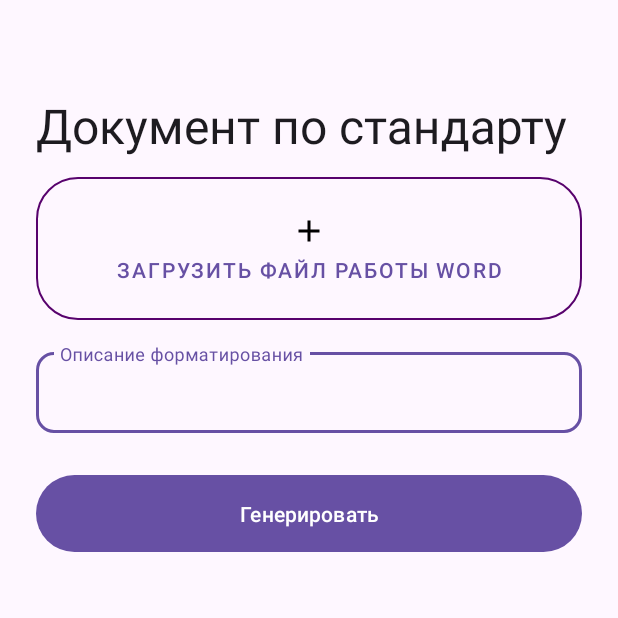
After one commit to hotttabych/IoICUProject, an Android app: the fragment FileCheckerFragment shown on its own in the app's theme, on a phone screen of 412 x 824 dp, the top half of it. The commit adds this screen. Run offline under Robolectric (Android 15) with nearby library versions, the phone set to English and light mode, and no system bars.

Commit message:
Open file Fix

```diff
--- /dev/null
+++ b/app/src/main/java/io/ioi/oio/ui/FileCheckerFragment.kt
@@ -0,0 +1,46 @@
+package io.ioi.oio.ui
+
+import android.net.Uri
+import android.os.Bundle
+import androidx.fragment.app.Fragment
+import android.view.LayoutInflater
+import android.view.View
+import android.view.ViewGroup
+import android.widget.Toast
+import androidx.activity.result.contract.ActivityResultContracts
+import io.ioi.oio.R
+import io.ioi.oio.databinding.FragmentFileCheckerBinding
+
+class FileCheckerFragment : Fragment() {
+    private var _binding: FragmentFileCheckerBinding? = null
+    private val binding get() = _binding!!
+
+    private lateinit var fileUri_word: Uri
+
+    private val getFileLauncher = registerForActivityResult(ActivityResultContracts.GetContent()) { uri: Uri? ->
+        uri?.let {
+            handleFileUpload(it)
+            if(fileUri_word != null){
+                binding.addFileButtonWord.visibility = View.GONE
+                binding.addFileButtonWordReady.visibility = View.VISIBLE
+            }
+        }
+    }
+
+    override fun onCreateView(
+        inflater: LayoutInflater, container: ViewGroup?,
+        savedInstanceState: Bundle?
+    ): View? {
+        _binding = FragmentFileCheckerBinding.inflate(inflater, container, false)
+
+        binding.addFileButtonWord.setOnClickListener {
+            getFileLauncher.launch("word/*")}
+
+        return binding.root
+    }
+
+    private fun handleFileUpload(uri: Uri) {
+        fileUri_word = uri
+        Toast.makeText(requireContext(), "Файл загружен: ${uri.path}", Toast.LENGTH_SHORT).show()
+    }
+}
--- a/app/src/main/java/io/ioi/oio/ui/QuestionPredictorFragment.kt
+++ b/app/src/main/java/io/ioi/oio/ui/QuestionPredictorFragment.kt
@@ -10,14 +10,41 @@ import android.widget.Toast
 import androidx.activity.result.contract.ActivityResultContracts
 import io.ioi.oio.R
 import io.ioi.oio.databinding.FragmentQuestionPredictorBinding
+import java.io.File
 
 class QuestionPredictorFragment : BaseFragment() {
     private var _binding: FragmentQuestionPredictorBinding? = null
     private val binding get() = _binding!!
 
-    private val getFileLauncher = registerForActivityResult(ActivityResultContracts.GetContent()) { uri: Uri? ->
+    private lateinit var fileUri_pdf: Uri
+    private lateinit var fileUri_word: Uri
+    private lateinit var fileUri_pptx: Uri
+
+    private val getFileLauncher1 = registerForActivityResult(ActivityResultContracts.GetContent()) { uri: Uri? ->
         uri?.let {
-            handleFileUpload(it)
+            handleFileUpload1(it)
+            if(fileUri_pdf != null){
+                binding.addFileButtonPdf.visibility = View.GONE
+                binding.addFileButtonPdfReady.visibility = View.VISIBLE
+            }
+        }
+    }
+    private val getFileLauncher2 = registerForActivityResult(ActivityResultContracts.GetContent()) { uri: Uri? ->
+        uri?.let {
+            handleFileUpload2(it)
+            if(fileUri_word != null){
+                binding.addFileButtonWord.visibility = View.GONE
+                binding.addFileButtonWordReady.visibility = View.VISIBLE
+            }
+        }
+    }
+    private val getFileLauncher3 = registerForActivityResult(ActivityResultContracts.GetContent()) { uri: Uri? ->
+        uri?.let {
+            handleFileUpload3(it)
+            if(fileUri_pptx != null){
+                binding.addFileButtonPptx.visibility = View.GONE
+                binding.addFileButtonPptxReady.visibility = View.VISIBLE
+            }
         }
     }
 
@@ -28,13 +55,26 @@ class QuestionPredictorFragment : BaseFragment() {
         _binding = FragmentQuestionPredictorBinding.inflate(inflater, container, false)
 
         binding.addFileButtonPdf.setOnClickListener {
-            getFileLauncher.launch("pdf/*")}
+            getFileLauncher1.launch("pdf/*")
+        }
+        binding.addFileButtonWord.setOnClickListener {
+            getFileLauncher2.launch("word/*")}
+        binding.addFileButtonPptx.setOnClickListener {
+            getFileLauncher3.launch("pptx/*")}
 
         return binding.root
     }
 
-    private fun handleFileUpload(uri: Uri) {
-        val filePath = uri.path
-        Toast.makeText(requireContext(), "Файл загружен: $filePath", Toast.LENGTH_SHORT).show()
+    private fun handleFileUpload1(uri: Uri) {
+        fileUri_pdf = uri
+        Toast.makeText(requireContext(), "Файл загружен: ${uri.path}", Toast.LENGTH_SHORT).show()
+    }
+    private fun handleFileUpload2(uri: Uri) {
+        fileUri_word = uri
+        Toast.makeText(requireContext(), "Файл загружен: ${uri.path}", Toast.LENGTH_SHORT).show()
+    }
+    private fun handleFileUpload3(uri: Uri) {
+        fileUri_pptx = uri
+        Toast.makeText(requireContext(), "Файл загружен: ${uri.path}", Toast.LENGTH_SHORT).show()
     }
 }
--- /dev/null
+++ b/app/src/main/res/layout/fragment_file_checker.xml
@@ -0,0 +1,119 @@
+<?xml version="1.0" encoding="utf-8"?>
+<androidx.coordinatorlayout.widget.CoordinatorLayout xmlns:android="http://schemas.android.com/apk/res/android"
+xmlns:app="http://schemas.android.com/apk/res-auto"
+xmlns:tools="http://schemas.android.com/tools"
+android:layout_width="match_parent"
+android:layout_height="match_parent"
+tools:context=".ui.FileCheckerFragment">
+
+<com.google.android.material.appbar.AppBarLayout
+    android:id="@+id/app_bar_layout"
+    android:layout_width="match_parent"
+    android:layout_height="wrap_content"
+    app:liftOnScroll="false">
+
+    <com.google.android.material.appbar.CollapsingToolbarLayout
+        android:id="@+id/collapsing_toolbar"
+        style="?attr/collapsingToolbarLayoutMediumStyle"
+        android:layout_width="match_parent"
+        android:layout_height="?attr/collapsingToolbarLayoutMediumSize"
+        app:collapsedTitleTextAppearance="?textAppearanceTitleLarge"
+        app:collapsedTitleTextColor="?attr/colorOnSurface"
+        app:contentScrim="@android:color/transparent"
+        app:expandedTitleMarginStart="24dp"
+        app:expandedTitleTextAppearance="?textAppearanceHeadlineLarge"
+        app:expandedTitleTextColor="?attr/colorOnSurface"
+        app:layout_scrollFlags="scroll|exitUntilCollapsed|snap"
+        app:title="@string/file_name"
+        app:titleCollapseMode="scale">
+
+        <com.google.android.material.appbar.MaterialToolbar
+            android:id="@+id/topAppBar"
+            android:layout_width="match_parent"
+            android:layout_height="?attr/actionBarSize"
+            android:elevation="0dp"
+            android:paddingStart="6dp"
+            android:paddingEnd="8dp"
+            app:layout_collapseMode="pin"
+            app:navigationIcon="null" />
+
+    </com.google.android.material.appbar.CollapsingToolbarLayout>
+</com.google.android.material.appbar.AppBarLayout>
+
+<androidx.core.widget.NestedScrollView
+    android:id="@+id/nested_scrollview"
+    android:layout_width="match_parent"
+    android:layout_height="match_parent"
+    android:fillViewport="true"
+    app:layout_behavior="@string/appbar_scrolling_view_behavior">
+
+    <LinearLayout
+        android:layout_width="match_parent"
+        android:layout_height="match_parent"
+        android:orientation="vertical"
+        android:layout_marginHorizontal="24dp">
+
+
+        <com.google.android.material.button.MaterialButton
+            android:id="@+id/add_file_button_word"
+            android:layout_width="match_parent"
+            android:layout_height="wrap_content"
+            android:drawableTop="@drawable/add_pic"
+            style="@style/Widget.MaterialComponents.Button.OutlinedButton"
+            app:strokeColor="@color/purple"
+            android:paddingVertical="24dp"
+            android:text="@string/qua_format_add_file_button_word"
+            app:shapeAppearance="@style/ShapeAppearance.Material3.Corner.ExtraLarge" />
+
+        <com.google.android.material.button.MaterialButton
+            android:id="@+id/add_file_button_word_ready"
+            android:layout_width="match_parent"
+            android:layout_height="wrap_content"
+            android:drawableTop="@drawable/baseline_check_24"
+            android:backgroundTint="@color/green"
+            android:paddingVertical="24dp"
+            android:text="@string/qua_format_add_filу_done"
+            android:visibility="gone"
+            app:shapeAppearance="@style/ShapeAppearance.Material3.Corner.ExtraLarge" />
+
+
+        <com.google.android.material.textfield.TextInputLayout
+            android:id="@+id/topic_text_field_qua"
+            android:layout_width="match_parent"
+            android:layout_height="wrap_content"
+            android:layout_marginTop="10dp"
+            android:hint="@string/file_description_enter_text"
+            android:labelFor="@id/edit_topic_qua"
+            app:boxCornerRadiusBottomEnd="12dp"
+            app:boxCornerRadiusBottomStart="12dp"
+            app:boxCornerRadiusTopEnd="12dp"
+            app:boxCornerRadiusTopStart="12dp">
+
+            <!--this is the actual edit text which takes the input-->
+            <com.google.android.material.textfield.TextInputEditText
+                android:id="@+id/edit_topic_qua"
+                style="@style/Widget.Material3.TextInputLayout.OutlinedBox"
+                android:layout_width="match_parent"
+                android:layout_height="match_parent"
+                android:ems="10"
+                android:inputType="text"
+                android:minHeight="48dp" />
+
+        </com.google.android.material.textfield.TextInputLayout>
+
+        <com.google.android.material.button.MaterialButton
+            android:id="@+id/format_file_button"
+            android:layout_width="match_parent"
+            android:layout_height="wrap_content"
+            android:layout_marginVertical="24dp"
+            android:paddingVertical="16dp"
+            android:text="@string/generate_button_text"
+            app:shapeAppearance="@style/ShapeAppearance.Material3.Corner.ExtraLarge" />
+
+
+
+    </LinearLayout>
+
+</androidx.core.widget.NestedScrollView>
+
+</androidx.coordinatorlayout.widget.CoordinatorLayout>
--- a/app/src/main/res/values/strings.xml
+++ b/app/src/main/res/values/strings.xml
@@ -1,6 +1,7 @@
 <resources>
     <string name="app_name">EDU GOST</string>
     <string name="qua_name">Генерация вопросов</string>
+    <string name="file_name">Документ по стандарту</string>
     <!-- TODO: Remove or change this placeholder text -->
     <string name="hello_blank_fragment">Hello blank fragment</string>
     <string name="dashboard">Дашборд</string>
@@ -30,4 +31,5 @@
     <string name="qua_theme_enter_text">Тема работы</string>
     <string name="qua_count_enter_text">Количество вопросов (10 максимум)</string>
     <string name="generate_button_text">Генерировать</string>
+    <string name="file_description_enter_text">Описание форматирования</string>
 </resources>
```
